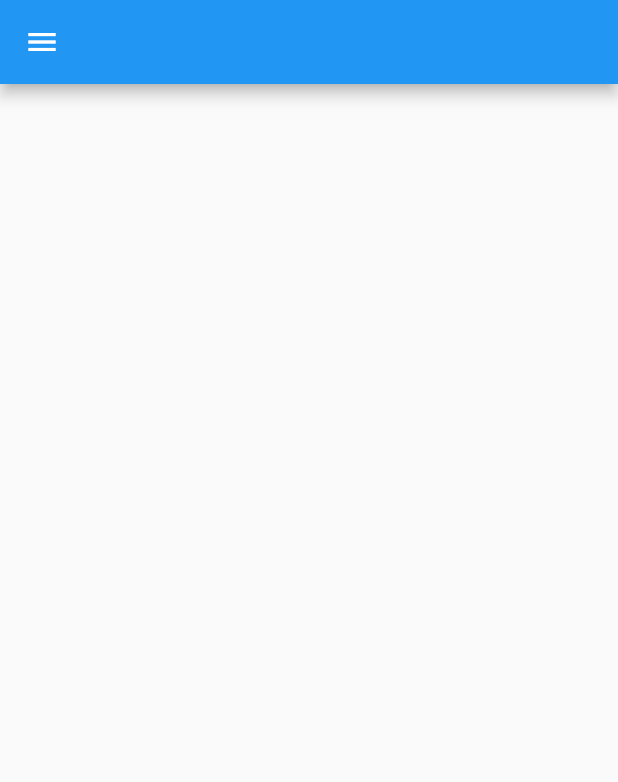
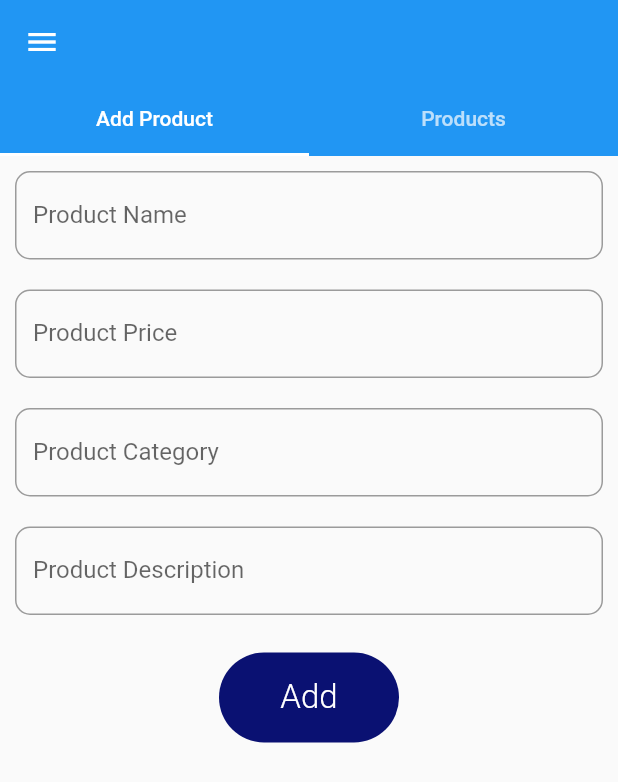
Before and after one commit to VivekTailor19/practice_firebase, a Flutter app: the HomeScreen screen opened by its route, on a phone screen of 412 x 824 dp. Shown: the top 782 px of the screen. Run offline on Flutter 3.47's test engine with Material 2 defaults, Android fonts, the phone set to English and light mode, and no system bars; our stand-ins replace cloud_firestore, firebase_auth, firebase_core, get, google_sign_in, sizer; accounts and stored records are empty; network calls fail.

Commit message:
firebase

```diff
--- /dev/null
+++ b/lib/model/productModel.dart
@@ -0,0 +1,6 @@
+class ProductModel
+{
+  String? name, price, category, description;
+
+  ProductModel({this.name, this.price, this.category, this.description});
+}
--- /dev/null
+++ b/lib/screens/admin_panel/addProductScreen.dart
@@ -0,0 +1,79 @@
+import 'package:flutter/material.dart';
+import 'package:get/get.dart';
+import 'package:practicefirebase/model/productModel.dart';
+
+import '../../utils/firebase_helper.dart';
+
+class Add_Product_Screen extends StatefulWidget {
+  const Add_Product_Screen({super.key});
+
+  @override
+  State<Add_Product_Screen> createState() => _Add_Product_ScreenState();
+}
+
+class _Add_Product_ScreenState extends State<Add_Product_Screen> {
+
+  TextEditingController tname = TextEditingController();
+  TextEditingController tprice = TextEditingController();
+  TextEditingController tdescription = TextEditingController();
+  TextEditingController tcategory = TextEditingController();
+  @override
+  Widget build(BuildContext context) {
+    return SingleChildScrollView(
+      child: Column(
+        children:[
+
+          CustomTextField(hint: "Name",controller: tname),
+          CustomTextField(hint: "Price",controller: tprice),
+          CustomTextField(hint: "Category",controller: tcategory),
+          CustomTextField(hint: "Description",controller: tdescription),
+
+          SizedBox(height: 15,),
+
+          GestureDetector(
+            onTap: () {
+              ProductModel model = ProductModel(
+                name: tname.text,
+                price: tprice.text,
+                category: tcategory.text,
+                description: tdescription.text
+              );
+
+              FirebaseHelper.firebaseHelper.addInFireStore(model);
+
+              tname.clear();
+              tcategory.clear();
+              tdescription.clear();
+              tprice.clear();
+
+              Get.snackbar('Update', "Your Product Data is Updated in The Firebase CloudStore",snackPosition: SnackPosition.BOTTOM);
+
+
+            },
+            child: Container(height: 60,width: 120,
+              decoration: BoxDecoration(borderRadius: BorderRadius.circular(30),color: Color(0xff0A1172)),
+              alignment: Alignment.center,
+              child: Text("Add",style: TextStyle(fontSize: 22,color: Colors.white,fontWeight: FontWeight.w300),),
+            ),
+          ),
+
+
+        ],
+      ),
+    );
+  }
+
+  Padding CustomTextField({controller,hint}) {
+    return Padding(
+        padding:  EdgeInsets.all(10),
+        child: TextField(
+          controller: controller,
+          decoration: InputDecoration(
+            border: OutlineInputBorder(borderSide: BorderSide(color: Colors.black12),borderRadius: BorderRadius.circular(10)),
+            label: Text("Product $hint"),
+            focusedBorder: OutlineInputBorder(borderSide: BorderSide(color: Colors.lightBlueAccent),borderRadius: BorderRadius.circular(10))
+          ),
+        ),
+      );
+  }
+}
--- /dev/null
+++ b/lib/screens/admin_panel/product_showScreen.dart
@@ -0,0 +1,18 @@
+import 'package:flutter/material.dart';
+
+class ProductListShow extends StatefulWidget {
+  const ProductListShow({super.key});
+
+  @override
+  State<ProductListShow> createState() => _ProductListShowState();
+}
+
+class _ProductListShowState extends State<ProductListShow> {
+  @override
+  Widget build(BuildContext context) {
+    return Container(
+      alignment: Alignment.center,
+      child: Text("Comming Soon"),
+    );
+  }
+}
--- a/lib/screens/homeScreen.dart
+++ b/lib/screens/homeScreen.dart
@@ -1,6 +1,9 @@
 import 'package:flutter/material.dart';
+import 'package:practicefirebase/screens/admin_panel/addProductScreen.dart';
 import 'package:practicefirebase/utils/firebase_helper.dart';
 import 'package:sizer/sizer.dart';
+
+import 'admin_panel/product_showScreen.dart';
 
 class HomeScreen extends StatefulWidget {
   const HomeScreen({super.key});
@@ -22,10 +25,19 @@ class _HomeScreenState extends State<HomeScreen> {
   @override
   Widget build(BuildContext context) {
     return SafeArea(
+      child: DefaultTabController(
+        length: 2,
+
         child: Scaffold(
-        appBar: AppBar(),
+          appBar: AppBar(
+            elevation: 0,
+            bottom: TabBar(tabs: [
+              Tab(child: Text("Add Product"),),
+              Tab(child: Text("Products"),),
+            ]),
+          ),
           drawer: Drawer(
-          backgroundColor: Color(0xff51B5FF),
+            backgroundColor: Color(0xff0A1172),
             child: Padding(
               padding:  EdgeInsets.all(8.0),
               child: Column(
@@ -44,6 +56,16 @@ class _HomeScreenState extends State<HomeScreen> {
               ),
             ),
           ),
+
+          body: TabBarView(
+            children: [
+              Add_Product_Screen(),
+              ProductListShow()
+            ],
+          ),
+
+
+        ),
       ),
     );
   }
--- a/lib/utils/firebase_helper.dart
+++ b/lib/utils/firebase_helper.dart
@@ -1,11 +1,15 @@
+import 'package:cloud_firestore/cloud_firestore.dart';
 import 'package:firebase_auth/firebase_auth.dart';
 import 'package:google_sign_in/google_sign_in.dart';
+import 'package:practicefirebase/model/productModel.dart';
 
 class FirebaseHelper
 {
-  static FirebaseHelper firebaseHelper = FirebaseHelper();
+  static FirebaseHelper firebaseHelper = FirebaseHelper._();
+  FirebaseHelper._();
 
   FirebaseAuth auth = FirebaseAuth.instance;
+  FirebaseFirestore firestore = FirebaseFirestore.instance;
 
   Future<String> anonymous_login()
   async {
@@ -48,8 +52,6 @@ class FirebaseHelper
       return await FirebaseAuth.instance.signInWithCredential(credential);
       }
 
-
-
   Future<String> emailSignUp({email,password})
   async {
 
@@ -84,4 +86,23 @@ class FirebaseHelper
           'photo':user.photoURL
         };
       }
+
+
+
+/*  ======================FireBase FireStore =============================================== */
+
+
+  void addInFireStore(ProductModel model)
+  {
+    firestore.collection("ShoppingStore").add({
+      "pname":model.name,
+      "pprice":model.price,
+      "pcategory":model.category,
+      "pdesc":model.description
+    });
+
   }
+
+
+
+}
--- a/pubspec.yaml
+++ b/pubspec.yaml
@@ -40,6 +40,7 @@ dependencies:
   get: ^4.6.5
   sizer: ^2.0.15
   firebase_auth: ^4.6.3
+  cloud_firestore: ^4.8.3
 
 dev_dependencies:
   flutter_test:
```
Also changed, not shown: pubspec.lock, 1 other file. Lines whose indentation alone changed are shown as unchanged.
